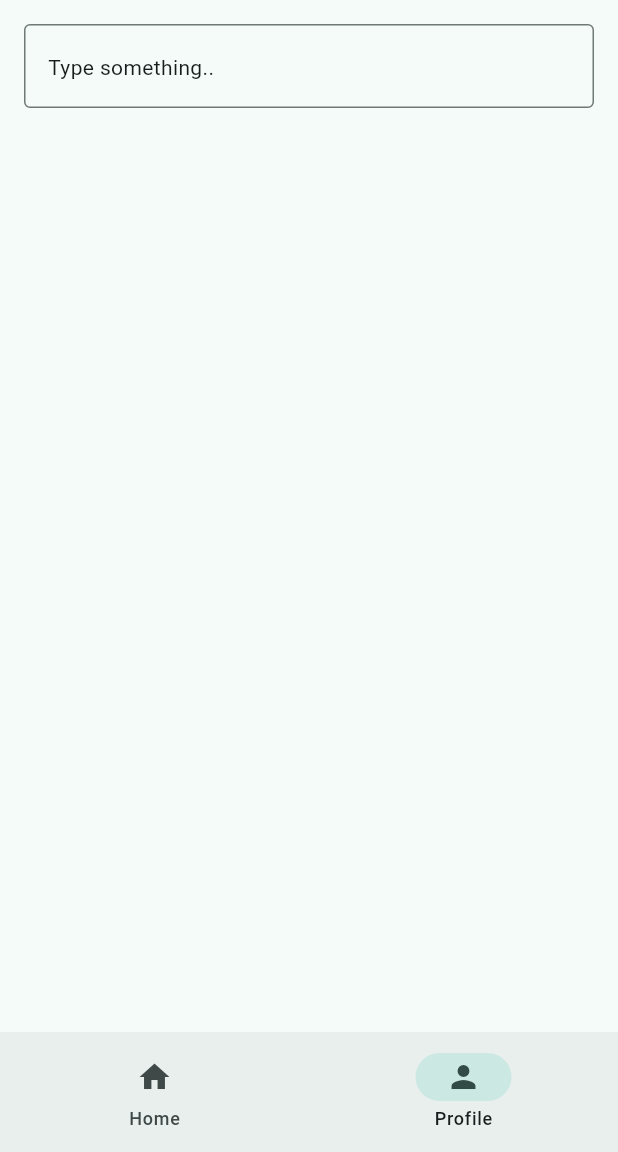
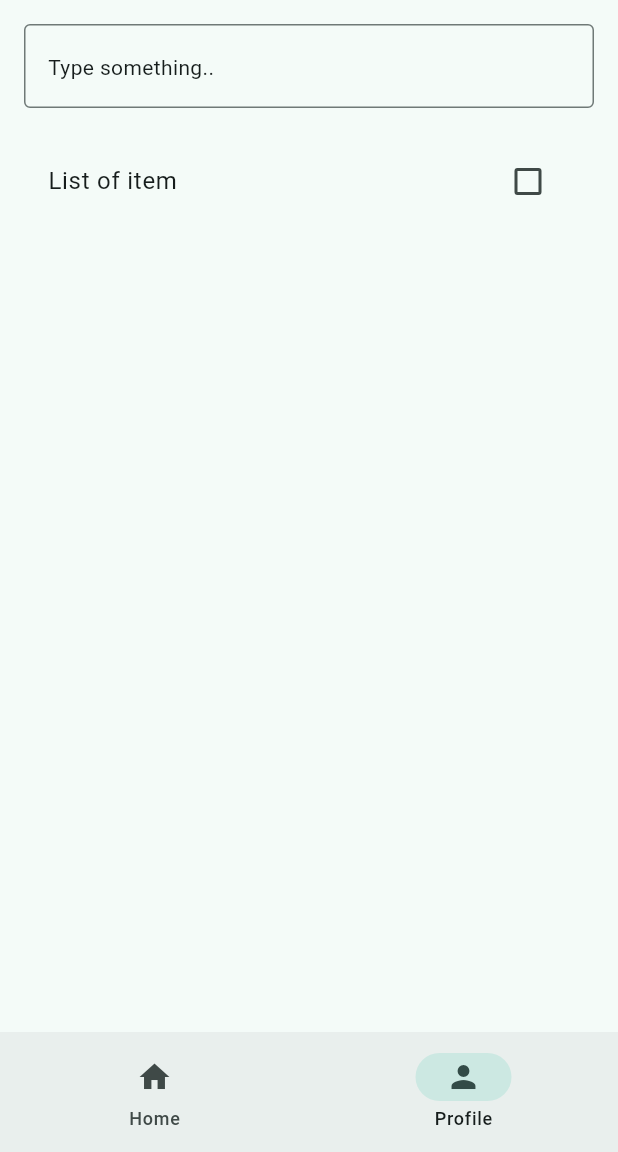
Before and after one commit to Danny-Py5/flutter-tutorial-sept-15-2025-monday-1-53pm, a Flutter app: the screen it shows after launch, item 2 of the bottom bar chosen, on a phone screen of 412 x 824 dp, the part 84-1236 px from its top. Run offline on Flutter 3.47's test engine with Material 3 defaults, Android fonts, the phone set to English and light mode, and no system bars.

Commit message:
checkbox and CheckboxLIstTile

```diff
--- a/lib/views/pages/profile_page.dart
+++ b/lib/views/pages/profile_page.dart
@@ -9,12 +9,14 @@ class ProfilePage extends StatefulWidget {
 
 class _ProfilePageState extends State<ProfilePage> {
   TextEditingController controller = TextEditingController();
+
+  bool isChecked = false;
   @override
   Widget build(BuildContext context) {
     return Padding(
       padding: const EdgeInsets.all(16.0),
       child: Column(
-        mainAxisAlignment: MainAxisAlignment.start,
+        crossAxisAlignment: CrossAxisAlignment.start,
         children: [
           TextField(
             autocorrect: true,
@@ -28,6 +30,27 @@ class _ProfilePageState extends State<ProfilePage> {
             },
           ),
           Text(controller.text),
+          // Checkbox(
+          //   tristate: true,
+          //   value: isChecked,
+          //   onChanged: (bool? value) => setState(() {
+          //     isChecked = !isChecked;
+          //   }),
+          // ),
+
+          // ListTile that has checkbox
+          CheckboxListTile(
+            tristate: true,
+            value: isChecked,
+            onChanged: (bool? value) {
+              setState(() {
+                isChecked =
+                    value ??
+                    false; // be set to value else false if value is null
+              });
+            },
+            title: Text("List of item"),
+          ),
         ],
       ),
     );
```
